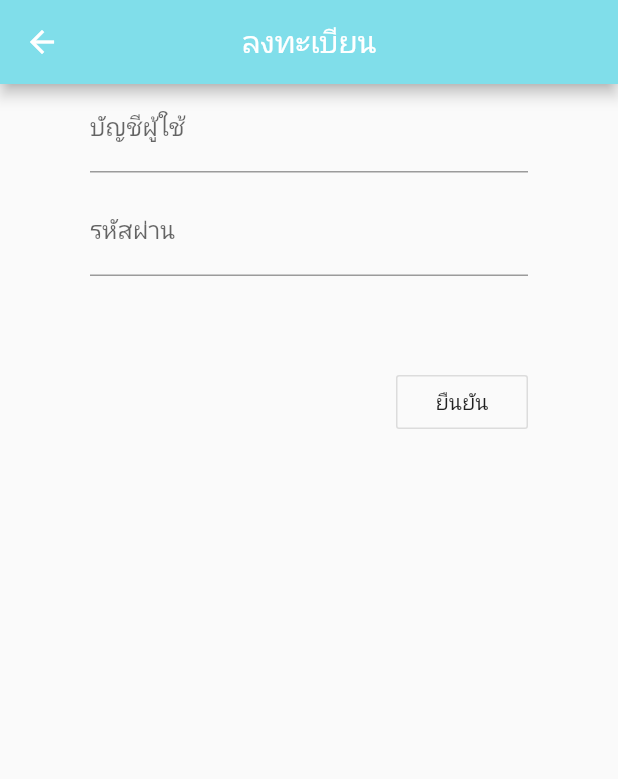
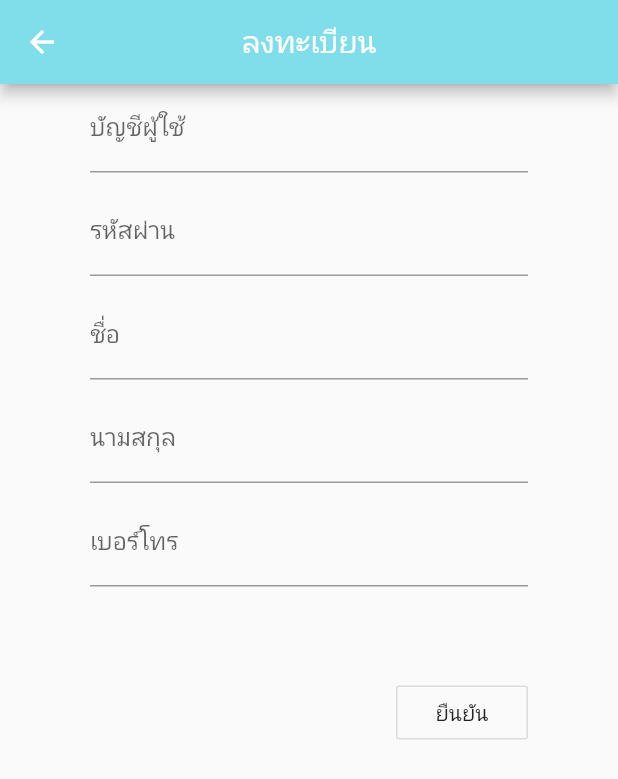
Before and after one commit to Shippei/ThiaoNaiDee, a Flutter app: the RegisterPage screen opened by its route, on a phone screen of 412 x 824 dp. Shown: the top 779 px of the screen. Run offline on Flutter 3.47's test engine with Material 2 defaults, Android fonts, the phone set to English and light mode, and no system bars; our stand-ins replace cloud_firestore, firebase_auth, firebase_core, fluttertoast, font_awesome_flutter, geolocator and 3 more; missing offline and left inert: flutter_polyline_points; accounts and stored records are empty.

Commit message:
Register Update by Peak
-เพิ่มการบันทึกชื่อ นามสกุล เบอร์โทรของผู้ใช้งาน

```diff
--- a/lib/pages/home.dart
+++ b/lib/pages/home.dart
@@ -35,7 +35,7 @@ class _HomeState extends State<HomePage> {
           children: [
             RaisedButton(
               onPressed: () {
-                context.read<Authentication>().addData(
+                context.read<Authentication>().addDataFirst(
                     email: 'a@gmail.com',
                     name1: 'a',
                     name2: 'a',
--- a/lib/pages/register.dart
+++ b/lib/pages/register.dart
@@ -16,6 +16,9 @@ class RegisterPage extends StatefulWidget {
 class _RegisterState extends State<RegisterPage> {
   TextEditingController emailController = TextEditingController();
   TextEditingController passwordController = TextEditingController();
+  TextEditingController name1Controller = TextEditingController();
+  TextEditingController name2Controller = TextEditingController();
+  TextEditingController phoneController = TextEditingController();
   @override
   Widget build(BuildContext context) {
     return Scaffold(
@@ -45,6 +48,30 @@ class _RegisterState extends State<RegisterPage> {
               ),
             ),
             Padding(
+              padding: const EdgeInsets.fromLTRB(60, 0, 60, 10),
+              child: TextField(
+                textAlign: TextAlign.center,
+                decoration: InputDecoration(labelText: 'ชื่อ'),
+                controller: name1Controller,
+              ),
+            ),
+            Padding(
+              padding: const EdgeInsets.fromLTRB(60, 0, 60, 10),
+              child: TextField(
+                textAlign: TextAlign.center,
+                decoration: InputDecoration(labelText: 'นามสกุล'),
+                controller: name2Controller,
+              ),
+            ),
+            Padding(
+              padding: const EdgeInsets.fromLTRB(60, 0, 60, 10),
+              child: TextField(
+                textAlign: TextAlign.center,
+                decoration: InputDecoration(labelText: 'เบอร์โทร'),
+                controller: phoneController,
+              ),
+            ),
+            Padding(
               padding: const EdgeInsets.fromLTRB(0, 50, 60, 0),
               child: Row(
                 mainAxisAlignment: MainAxisAlignment.end,
@@ -55,6 +82,9 @@ class _RegisterState extends State<RegisterPage> {
                       context.read<Authentication>().signUp(
                             email: emailController.text.trim(),
                             password: passwordController.text.trim(),
+                            name1: name1Controller.text.trim(),
+                            name2: name2Controller.text.trim(),
+                            phone1: phoneController.text.trim(),
                           );
                       Navigator.pushNamed(context, '/aut-page');
                     },
```
Also changed, not shown: lib/pages/authentication.dart (+11 -4 lines).
